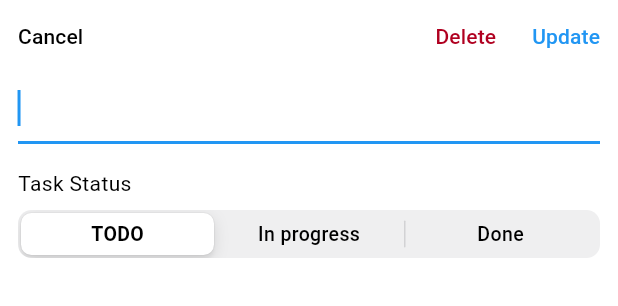
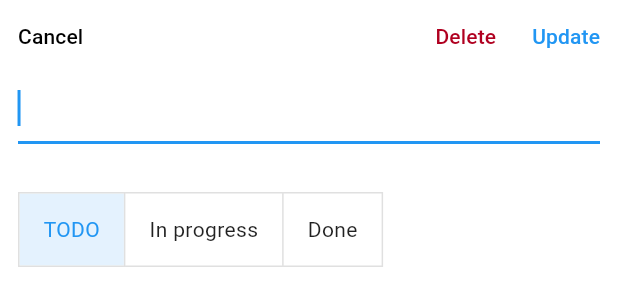
Before and after one commit to ytskk/taskline, a Flutter app: the TaskEdit widget shown alone on an empty page, opened directly with empty values, on a phone screen of 412 x 824 dp. Shown: the top 306 px of the screen. Run offline on Flutter 3.47's test engine with Material 2 defaults, Android fonts, the phone set to English and light mode, and no system bars; drawn by our look-alikes of dynamic_color; our stand-ins replace flutter_riverpod, package_info_plus, shared_preferences; accounts and stored records are empty.

Commit message:
new task edit menu

```diff
--- a/lib/features/tasks/widgets/task_edit.dart
+++ b/lib/features/tasks/widgets/task_edit.dart
@@ -31,23 +31,20 @@ class _TaskEditState extends ConsumerState<TaskEdit> {
   Widget build(BuildContext context) {
     final theme = Theme.of(context);
 
-    return SafeArea(
-      child: DecoratedBox(
+    return DecoratedBox(
       decoration: BoxDecoration(
         color: theme.colorScheme.surface,
       ),
-        child: SingleChildScrollView(
+      child: Padding(
         padding: EdgeInsets.only(
           bottom: MediaQuery.of(context).viewInsets.bottom + 16.0,
         ),
+        child: SingleChildScrollView(
           child: Column(
             crossAxisAlignment: CrossAxisAlignment.start,
+            mainAxisSize: MainAxisSize.min,
             children: [
-              DecoratedBox(
-                decoration: BoxDecoration(
-                  color: theme.colorScheme.surfaceVariant,
-                ),
-                child: Row(
+              Row(
                 mainAxisAlignment: MainAxisAlignment.spaceBetween,
                 children: [
                   TextButton(
@@ -92,7 +89,6 @@ class _TaskEditState extends ConsumerState<TaskEdit> {
                   ),
                 ],
               ),
-              ),
               Padding(
                 padding: const EdgeInsets.symmetric(horizontal: 12.0),
                 child: Column(
@@ -103,28 +99,15 @@ class _TaskEditState extends ConsumerState<TaskEdit> {
                       autofocus: true,
                       textCapitalization: TextCapitalization.sentences,
                     ),
-                    const SizedBox(height: 16.0),
-                    Text('Task Status'),
-                    const SizedBox(height: 8.0),
-                    Row(
-                      children: [
-                        Expanded(
-                          child: CupertinoSlidingSegmentedControl<TaskStatus>(
-                            children: {
-                              for (final status in TaskStatus.values)
-                                status: Text(
-                                  status.name,
-                                ),
-                            },
-                            groupValue: _status,
-                            onValueChanged: (newValue) {
+                    const SizedBox(height: 32.0),
+                    _TaskEditStatusToggle(
+                      values: TaskStatus.values.map((e) => e.name).toList(),
+                      statusIndex: _status.index,
+                      onPressed: (index) {
                         setState(() {
-                                _status = newValue!;
+                          _status = TaskStatus.values.elementAt(index);
                         });
                       },
-                          ),
-                        ),
-                      ],
                     ),
                   ],
                 ),
@@ -136,3 +119,46 @@ class _TaskEditState extends ConsumerState<TaskEdit> {
     );
   }
 }
+
+class _TaskEditStatusToggle extends StatelessWidget {
+  const _TaskEditStatusToggle({
+    Key? key,
+    required this.values,
+    required this.statusIndex,
+    this.onPressed,
+  }) : super(key: key);
+
+  final int statusIndex;
+  final List values;
+  final ValueChanged<int>? onPressed;
+
+  @override
+  Widget build(BuildContext context) {
+    return ToggleButtons(
+      onPressed: onPressed,
+      // constraints: BoxConstraints(
+      //   /// 28 - magic number to fit all buttons
+      //   minWidth: (MediaQuery.of(context).size.width - 28.0) / 3,
+      //   maxWidth: 300.0,
+      //   minHeight: 44.0,
+      // ),
+      children: _generateToggleButtonList(values),
+      isSelected: _generateSelectedList(values, statusIndex),
+    );
+  }
+
+  List<bool> _generateSelectedList(List list, int index) {
+    return List.generate(list.length, (i) => i == index);
+  }
+
+  List<Widget> _generateToggleButtonList(List list) {
+    return List.generate(list.length, (index) {
+      return Padding(
+        padding: const EdgeInsets.symmetric(horizontal: 16.0),
+        child: Text(
+          list.elementAt(index),
+        ),
+      );
+    });
+  }
+}
--- a/lib/features/tasks/widgets/task_list/task_list_populated.dart
+++ b/lib/features/tasks/widgets/task_list/task_list_populated.dart
@@ -90,6 +90,7 @@ class TaskListPopulated extends ConsumerWidget {
         ..onLongPress = () {
           showModalBottomSheet(
             context: context,
+            isScrollControlled: true,
             builder: (BuildContext context) {
               return TaskEdit(task: task);
             },
```
Also changed, not shown: 1 other file. Lines whose indentation alone changed are shown as unchanged.
